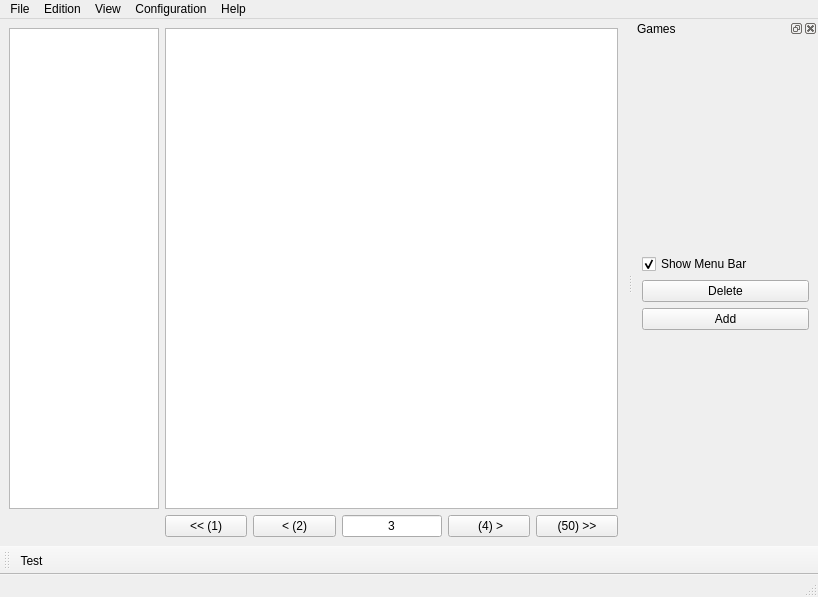
Qt form my_dictionary/my_dictionary/mainwindow.ui (draco-sam/myDictionary) before a commit.
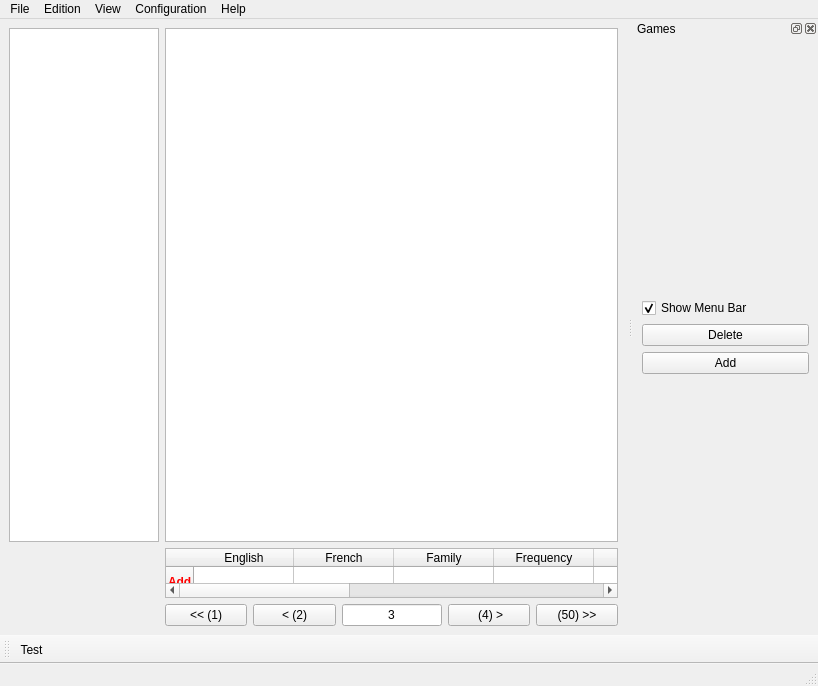
The same form after that commit. Icons and pictures are not drawn.

Commit message:
mainwindow, on table_add : - When add header is selected, add the words on the sql database.
- Change also the color of each cells.
- New table add manage empty cells.
- In mainwindow, QTableWidget is added to add words on sql database.

```diff
--- a/my_dictionary/my_dictionary/mainwindow.ui
+++ b/my_dictionary/my_dictionary/mainwindow.ui
@@ -7,7 +7,7 @@
     <x>0</x>
     <y>0</y>
     <width>818</width>
-    <height>597</height>
+    <height>686</height>
    </rect>
   </property>
   <property name="windowTitle">
@@ -15,57 +15,6 @@
   </property>
   <widget class="QWidget" name="centralwidget">
    <layout class="QGridLayout" name="gridLayout">
-    <item row="1" column="1">
-     <layout class="QHBoxLayout" name="horizontalLayout">
-      <item>
-       <widget class="QPushButton" name="pb_db_begin">
-        <property name="text">
-         <string>&lt;&lt; (1)</string>
-        </property>
-       </widget>
-      </item>
-      <item>
-       <widget class="QPushButton" name="pb_db_previous">
-        <property name="text">
-         <string>&lt; (2)</string>
-        </property>
-       </widget>
-      </item>
-      <item>
-       <widget class="QLineEdit" name="line_current_page_num">
-        <property name="maximumSize">
-         <size>
-          <width>100</width>
-          <height>16777215</height>
-         </size>
-        </property>
-        <property name="text">
-         <string>3</string>
-        </property>
-        <property name="alignment">
-         <set>Qt::AlignCenter</set>
-        </property>
-        <property name="readOnly">
-         <bool>true</bool>
-        </property>
-       </widget>
-      </item>
-      <item>
-       <widget class="QPushButton" name="pb_db_next">
-        <property name="text">
-         <string> (4) &gt;</string>
-        </property>
-       </widget>
-      </item>
-      <item>
-       <widget class="QPushButton" name="pb_db_end">
-        <property name="text">
-         <string>(50) &gt;&gt;</string>
-        </property>
-       </widget>
-      </item>
-     </layout>
-    </item>
     <item row="0" column="1">
      <widget class="QTableView" name="table_data_base"/>
     </item>
@@ -103,6 +52,158 @@
       </property>
      </widget>
     </item>
+    <item row="1" column="1">
+     <layout class="QVBoxLayout" name="verticalLayout_3">
+      <item>
+       <widget class="QTableWidget" name="table_add">
+        <property name="minimumSize">
+         <size>
+          <width>0</width>
+          <height>20</height>
+         </size>
+        </property>
+        <property name="maximumSize">
+         <size>
+          <width>16777215</width>
+          <height>50</height>
+         </size>
+        </property>
+        <row>
+         <property name="text">
+          <string>Add</string>
+         </property>
+         <property name="font">
+          <font>
+           <bold>true</bold>
+          </font>
+         </property>
+         <property name="background">
+          <color>
+           <red>255</red>
+           <green>255</green>
+           <blue>255</blue>
+          </color>
+         </property>
+         <property name="foreground">
+          <brush brushstyle="SolidPattern">
+           <color alpha="255">
+            <red>255</red>
+            <green>0</green>
+            <blue>0</blue>
+           </color>
+          </brush>
+         </property>
+        </row>
+        <column>
+         <property name="text">
+          <string>English</string>
+         </property>
+        </column>
+        <column>
+         <property name="text">
+          <string>French</string>
+         </property>
+        </column>
+        <column>
+         <property name="text">
+          <string>Family</string>
+         </property>
+        </column>
+        <column>
+         <property name="text">
+          <string>Frequency</string>
+         </property>
+        </column>
+        <column>
+         <property name="text">
+          <string>Date</string>
+         </property>
+        </column>
+        <column>
+         <property name="text">
+          <string>Image</string>
+         </property>
+        </column>
+        <column>
+         <property name="text">
+          <string>Syllable</string>
+         </property>
+        </column>
+        <column>
+         <property name="text">
+          <string>Sentence</string>
+         </property>
+        </column>
+        <column>
+         <property name="text">
+          <string>Visibility English</string>
+         </property>
+        </column>
+        <column>
+         <property name="text">
+          <string>Visibility French</string>
+         </property>
+        </column>
+        <item row="0" column="0">
+         <property name="text">
+          <string/>
+         </property>
+        </item>
+       </widget>
+      </item>
+      <item>
+       <layout class="QHBoxLayout" name="horizontal_layout_page">
+        <item>
+         <widget class="QPushButton" name="pb_db_begin">
+          <property name="text">
+           <string>&lt;&lt; (1)</string>
+          </property>
+         </widget>
+        </item>
+        <item>
+         <widget class="QPushButton" name="pb_db_previous">
+          <property name="text">
+           <string>&lt; (2)</string>
+          </property>
+         </widget>
+        </item>
+        <item>
+         <widget class="QLineEdit" name="line_current_page_num">
+          <property name="maximumSize">
+           <size>
+            <width>100</width>
+            <height>16777215</height>
+           </size>
+          </property>
+          <property name="text">
+           <string>3</string>
+          </property>
+          <property name="alignment">
+           <set>Qt::AlignCenter</set>
+          </property>
+          <property name="readOnly">
+           <bool>true</bool>
+          </property>
+         </widget>
+        </item>
+        <item>
+         <widget class="QPushButton" name="pb_db_next">
+          <property name="text">
+           <string> (4) &gt;</string>
+          </property>
+         </widget>
+        </item>
+        <item>
+         <widget class="QPushButton" name="pb_db_end">
+          <property name="text">
+           <string>(50) &gt;&gt;</string>
+          </property>
+         </widget>
+        </item>
+       </layout>
+      </item>
+     </layout>
+    </item>
    </layout>
   </widget>
   <widget class="QMenuBar" name="menubar">
```
The commit also changes 23 other files.
